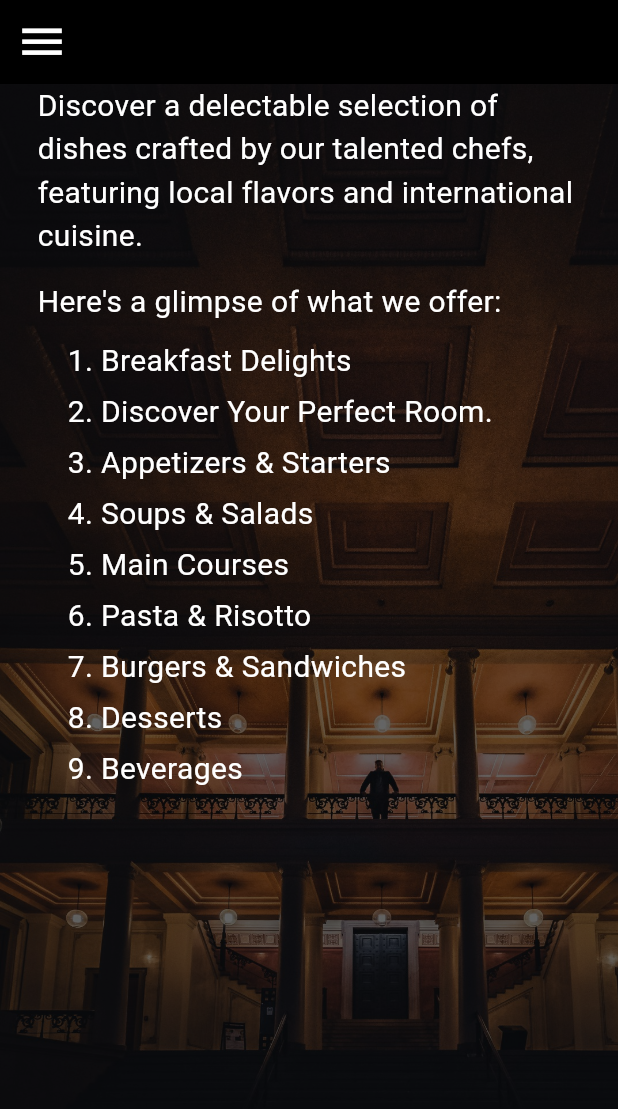
After one commit to sudeepa99/Radiant-residents---app-, a Flutter app: the screen it shows after launch, after a tap on "Savoring Foods", on a phone screen of 412 x 824 dp. The commit adds this screen. Shown: the top 1109 px of the screen. Run offline on Flutter 3.47's test engine with Material 3 defaults, Android fonts, the phone set to English and light mode, and no system bars; our stand-ins replace carousel_slider, lottie.

Commit message:
Updated service screens

```diff
--- a/lib/contact_us.dart
+++ b/lib/contact_us.dart
@@ -6,7 +6,7 @@ class ContactPage extends StatelessWidget {
   //   "General Inquiries : info@radiantreshotel.com",
   //   "Reservations : reservations@radiantres.com"
   // ];
-  ContactPage({super.key});
+  const ContactPage({super.key});
 
   @override
   Widget build(BuildContext context) {
@@ -37,7 +37,7 @@ class ContactPage extends StatelessWidget {
                 Padding(
                   padding: EdgeInsets.only(top: 12),
                   child: Text(
-                    "Welcome to Radiant Residence Hotel. We are delighted to assist you with any inquiries or requests you may have. Please feel free to reach out to us through the following channels:",
+                    "Welcome to Radiant Residencies Hotel. We are delighted to assist you with any inquiries or requests you may have. Please feel free to reach out to us through the following channels:",
                     textAlign: TextAlign.left,
                     style: TextStyle(fontSize: 18, color: Colors.white),
                   ),
@@ -55,7 +55,7 @@ class ContactPage extends StatelessWidget {
                       Padding(
                         padding: EdgeInsets.only(left: 30, bottom: 25),
                         child: Text(
-                          "Radiant Residence Hotel,\n123 Serene Street,\nCityville,\nState 12345,\nEngland.",
+                          "Radiant Residencies Hotel,\n123 Serene Street,\nCityville,\nState 12345,\nEngland.",
                           style: TextStyle(fontSize: 18, color: Colors.white),
                         ),
                       ),
--- /dev/null
+++ b/lib/foods.dart
@@ -0,0 +1,145 @@
+import 'package:flutter/material.dart';
+import 'package:radiant_residencies_app/navigation_bar.dart';
+
+class Foods extends StatelessWidget {
+  const Foods({super.key});
+
+  @override
+  Widget build(BuildContext context) {
+    return Scaffold(
+      appBar: AppBar(
+        iconTheme: const IconThemeData(color: Colors.white, size: 35.0),
+        backgroundColor: Colors.black,
+      ),
+      drawer: const NavBar(),
+      body: Container(
+        padding: const EdgeInsets.fromLTRB(25, 0, 25, 0),
+        height: MediaQuery.of(context).size.height,
+        width: MediaQuery.of(context).size.width,
+        decoration: BoxDecoration(
+          image: DecorationImage(
+            image: const AssetImage(
+                "assets/beautiful-hall-with-male-silhouette-standing-stairway.jpg"),
+            colorFilter: ColorFilter.mode(
+                Colors.black.withOpacity(0.6), BlendMode.darken),
+            fit: BoxFit.cover,
+            alignment: Alignment.topLeft,
+          ),
+        ),
+        child: ListView(
+          children: const [
+            Text(
+              "Discover a delectable selection of dishes crafted by our talented chefs, featuring local flavors and international cuisine.",
+              textAlign: TextAlign.left,
+              style: TextStyle(
+                color: Colors.white,
+                fontSize: 20.0,
+              ),
+            ),
+            Padding(
+              padding: EdgeInsets.only(right: 50, top: 15, bottom: 10),
+              child: Text(
+                "Here's a glimpse of what we offer:",
+                textAlign: TextAlign.left,
+                style: TextStyle(
+                  color: Colors.white,
+                  fontSize: 20.0,
+                ),
+              ),
+            ),
+            Padding(
+              padding: EdgeInsets.only(left: 20, bottom: 5),
+              child: Text(
+                "1.\tBreakfast Delights",
+                style: TextStyle(
+                  color: Colors.white,
+                  fontSize: 20.0,
+                ),
+              ),
+            ),
+            Padding(
+              padding: EdgeInsets.only(left: 20, bottom: 5),
+              child: Text(
+                "2.\tDiscover Your Perfect Room.",
+                style: TextStyle(
+                  color: Colors.white,
+                  fontSize: 20.0,
+                ),
+              ),
+            ),
+            Padding(
+              padding: EdgeInsets.only(left: 20, bottom: 5),
+              child: Text(
+                "3.\tAppetizers & Starters",
+                style: TextStyle(
+                  color: Colors.white,
+                  fontSize: 20.0,
+                ),
+              ),
+            ),
+            Padding(
+              padding: EdgeInsets.only(left: 20, bottom: 5),
+              child: Text(
+                "4.\tSoups & Salads",
+                style: TextStyle(
+                  color: Colors.white,
+                  fontSize: 20.0,
+                ),
+              ),
+            ),
+            Padding(
+              padding: EdgeInsets.only(left: 20, bottom: 5),
+              child: Text(
+                "5.\tMain Courses",
+                style: TextStyle(
+                  color: Colors.white,
+                  fontSize: 20.0,
+                ),
+              ),
+            ),
+            Padding(
+              padding: EdgeInsets.only(left: 20, bottom: 5),
+              child: Text(
+                "6.\tPasta & Risotto",
+                style: TextStyle(
+                  color: Colors.white,
+                  fontSize: 20.0,
+                ),
+              ),
+            ),
+            Padding(
+              padding: EdgeInsets.only(left: 20, bottom: 5),
+              child: Text(
+                "7.\tBurgers & Sandwiches",
+                style: TextStyle(
+                  color: Colors.white,
+                  fontSize: 20.0,
+                ),
+              ),
+            ),
+            Padding(
+              padding: EdgeInsets.only(left: 20, bottom: 5),
+              child: Text(
+                "8.\tDesserts",
+                style: TextStyle(
+                  color: Colors.white,
+                  fontSize: 20.0,
+                ),
+              ),
+            ),
+            Padding(
+              padding: EdgeInsets.only(left: 20, bottom: 5),
+              child: Text(
+                "9.\tBeverages",
+                style: TextStyle(
+                  color: Colors.white,
+                  fontSize: 20.0,
+                ),
+              ),
+            ),
+          ],
+        ),
+      ),
+    );
+  }
+}
--- a/lib/main.dart
+++ b/lib/main.dart
@@ -19,7 +19,7 @@ class MyApp extends StatelessWidget {
         colorScheme: ColorScheme.fromSeed(seedColor: Colors.deepPurple),
         useMaterial3: true,
       ),
-      home: ContactPage(),
+      home: const ServiceScreen(),
     );
   }
 }
--- a/lib/navigation_bar.dart
+++ b/lib/navigation_bar.dart
@@ -74,8 +74,10 @@ class NavBar extends StatelessWidget {
                     color: Colors.white,
                   )),
               onTap: () {
-                Navigator.push(context,
-                    MaterialPageRoute(builder: (context) => ContactPage()));
+                Navigator.push(
+                    context,
+                    MaterialPageRoute(
+                        builder: (context) => const ContactPage()));
               },
             )
           ],
--- a/lib/services.dart
+++ b/lib/services.dart
@@ -1,7 +1,11 @@
 import 'package:flutter/material.dart';
+import 'package:radiant_residencies_app/accomodation.dart';
+import 'package:radiant_residencies_app/events.dart';
+import 'package:radiant_residencies_app/foods.dart';
 import 'package:radiant_residencies_app/image_slider.dart';
 import 'package:radiant_residencies_app/main_carousel.dart';
 import 'package:radiant_residencies_app/navigation_bar.dart';
+import 'package:radiant_residencies_app/pool.dart';
 
 class ServiceScreen extends StatelessWidget {
   const ServiceScreen({super.key});
@@ -57,6 +61,18 @@ class ServiceScreen extends StatelessWidget {
                       ),
                     ),
                   ),
+                  ElevatedButton(
+                      style: ElevatedButton.styleFrom(
+                        primary: Colors.transparent,
+                      ),
+                      onPressed: () {
+                        Navigator.push(
+                            context,
+                            MaterialPageRoute(
+                                builder: (context) => const Accomodation()));
+                      },
+                      child: Column(
+                        children: [
                           Image.asset(
                             "assets/accomodation2.jpg",
                             width: 300,
@@ -64,15 +80,28 @@ class ServiceScreen extends StatelessWidget {
                             fit: BoxFit.cover,
                           ),
                           const Text(
-                    "Luxury Accomodation",
+                            "Luxury Accommodation",
                             style: TextStyle(
                               color: Colors.white,
                               fontSize: 22.0,
                             ),
                           ),
+                        ],
+                      )),
                   const SizedBox(
                     height: 30,
                   ),
+                  ElevatedButton(
+                    style:
+                        ElevatedButton.styleFrom(primary: Colors.transparent),
+                    onPressed: () {
+                      Navigator.push(
+                          context,
+                          MaterialPageRoute(
+                              builder: (context) => const Foods()));
+                    },
+                    child: Column(
+                      children: [
                         Image.asset(
                           "assets/foods.jpg",
                           width: 300,
@@ -86,9 +115,24 @@ class ServiceScreen extends StatelessWidget {
                             fontSize: 22.0,
                           ),
                         ),
+                      ],
+                    ),
+                  ),
                   const SizedBox(
                     height: 30,
                   ),
+                  ElevatedButton(
+                    style: ElevatedButton.styleFrom(
+                      primary: Colors.transparent,
+                    ),
+                    onPressed: () {
+                      Navigator.push(
+                          context,
+                          MaterialPageRoute(
+                              builder: (context) => const Pool()));
+                    },
+                    child: Column(
+                      children: [
                         Image.asset(
                           "assets/swimming-pool.jpg",
                           width: 300,
@@ -102,9 +146,24 @@ class ServiceScreen extends StatelessWidget {
                             fontSize: 22.0,
                           ),
                         ),
+                      ],
+                    ),
+                  ),
                   const SizedBox(
                     height: 30,
                   ),
+                  ElevatedButton(
+                    style: ElevatedButton.styleFrom(
+                      primary: Colors.transparent,
+                    ),
+                    onPressed: () {
+                      Navigator.push(
+                          context,
+                          MaterialPageRoute(
+                              builder: (context) => const EventsScreen()));
+                    },
+                    child: Column(
+                      children: [
                         Image.asset(
                           "assets/function.jpg",
                           width: 300,
@@ -118,16 +177,9 @@ class ServiceScreen extends StatelessWidget {
                             fontSize: 22.0,
                           ),
                         ),
-                  const SizedBox(
-                    height: 50,
+                      ],
                     ),
-                  const Text(
-                    "Lanka",
-                    style: TextStyle(
-                      color: Colors.white,
-                      fontSize: 22.0,
                   ),
-                  )
                 ],
               ),
             ),
```
Also changed, not shown: lib/accomodation.dart (added, +126 -0 lines), lib/events.dart (added, +105 -0 lines), lib/pool.dart (added, +44 -0 lines). Lines whose indentation alone changed are shown as unchanged.
